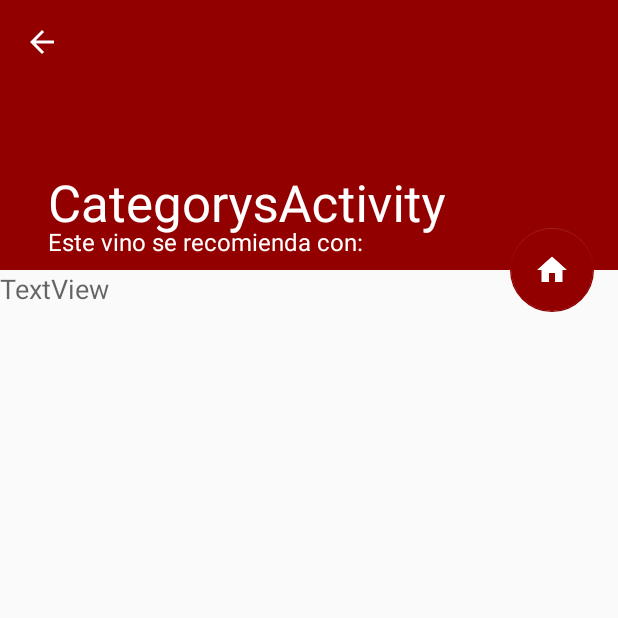
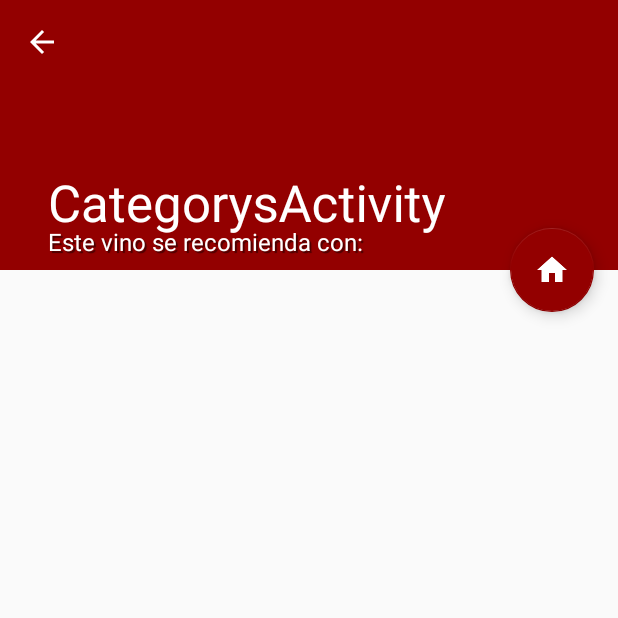
Before and after one commit to mmrapps/MaridajeAndVinos, an Android app: the WineDetail screen opened directly, with no data from a screen before it, on a phone screen of 412 x 824 dp, the top half of it. Run offline under Robolectric (Android 15) with nearby library versions, the phone set to English and light mode, and no system bars; our stand-ins replace Firebase (no records; nobody signed in at launch, a user with empty details on screens opened directly), Picasso; libraries missing offline, so code that uses them is left out: jp.wasabeef.picasso; 3 statements that could not run were skipped.

Commit message:
algunos cambios antes de prueba interna

```diff
--- a/app/build.gradle
+++ b/app/build.gradle
@@ -28,6 +28,8 @@ dependencies {
     implementation 'com.google.firebase:firebase-auth:11.8.0'
     implementation 'com.squareup.picasso:picasso:2.71828'
     implementation 'com.google.firebase:firebase-core:11.8.0'
+    implementation 'jp.wasabeef:picasso-transformations:2.2.1'
+    implementation 'jp.co.cyberagent.android.gpuimage:gpuimage-library:1.4.1'
     testImplementation 'junit:junit:4.12'
     androidTestImplementation 'com.android.support.test:runner:1.0.1'
     androidTestImplementation 'com.android.support.test.espresso:espresso-core:3.0.1'
--- a/app/src/main/AndroidManifest.xml
+++ b/app/src/main/AndroidManifest.xml
@@ -6,7 +6,7 @@
 
     <application
         android:allowBackup="true"
-        android:hardwareAccelerated="false"
+        android:hardwareAccelerated="true"
         android:largeHeap="true"
         android:icon="@mipmap/ic_launcher"
         android:label="@string/app_name"
--- a/app/src/main/java/com/apps/mmr/maridajeandvinos/Activitys/WineDetail.java
+++ b/app/src/main/java/com/apps/mmr/maridajeandvinos/Activitys/WineDetail.java
@@ -31,6 +31,8 @@ import com.google.firebase.storage.FirebaseStorage;
 import com.google.firebase.storage.StorageReference;
 import com.squareup.picasso.Picasso;
 
+import jp.wasabeef.picasso.transformations.BlurTransformation;
+
 
 public class WineDetail extends AppCompatActivity {
     private RecyclerView mRecyclerView;
@@ -48,8 +50,7 @@ public class WineDetail extends AppCompatActivity {
         TextView textHeader = (TextView)findViewById(R.id.toolbar_text);
         textHeader.setText(getHeaderSubtitle());
         setSupportActionBar(toolbar);
-        TextView wineDescription = (TextView)findViewById(R.id.wineDetail);
-        if(bundle != null &&bundle.getString("description") != null) wineDescription.setText(bundle.getString("description"));
+
         final ImageView image = (ImageView) findViewById(R.id.place_image);
 
 
@@ -62,8 +63,8 @@ public class WineDetail extends AppCompatActivity {
                     @Override
                     public void onSuccess(final Uri uri) {
                         Picasso inst = Picasso.get();
-                        inst.setIndicatorsEnabled(true);
-                        inst.load(uri)
+                        //inst.setIndicatorsEnabled(true);
+                        inst.load(uri).transform(new BlurTransformation(getApplicationContext()))
                                 .into(image);}
                 }).addOnFailureListener(new OnFailureListener() {
             @Override
--- a/app/src/main/java/com/apps/mmr/maridajeandvinos/Activitys/WinePerCategory.java
+++ b/app/src/main/java/com/apps/mmr/maridajeandvinos/Activitys/WinePerCategory.java
@@ -17,6 +17,8 @@ import com.google.firebase.database.Query;
 import com.google.firebase.storage.StorageReference;
 import com.squareup.picasso.Picasso;
 
+import jp.wasabeef.picasso.transformations.BlurTransformation;
+
 public class WinePerCategory extends CategoriesActivity {
     private static String lastSelected = "blanco";
 
@@ -31,8 +33,8 @@ public class WinePerCategory extends CategoriesActivity {
                     @Override
                     public void onSuccess(final Uri uri) {
                         Picasso inst = Picasso.get();
-                        inst.setIndicatorsEnabled(true);
-                        inst.load(uri)
+                        //inst.setIndicatorsEnabled(true);
+                        inst.load(uri).transform(new BlurTransformation(getApplicationContext()))
                                 .into(image);}
                 }).addOnFailureListener(new OnFailureListener() {
             @Override
--- a/app/src/main/java/com/apps/mmr/maridajeandvinos/Activitys/WinePerFood.java
+++ b/app/src/main/java/com/apps/mmr/maridajeandvinos/Activitys/WinePerFood.java
@@ -17,6 +17,8 @@ import com.google.firebase.database.Query;
 import com.google.firebase.storage.StorageReference;
 import com.squareup.picasso.Picasso;
 
+import jp.wasabeef.picasso.transformations.BlurTransformation;
+
 public class WinePerFood extends CategoriesActivity {
     @Override
     protected void setToolbarBackground(StorageReference mStorageRef) {
@@ -27,8 +29,8 @@ public class WinePerFood extends CategoriesActivity {
                     @Override
                     public void onSuccess(final Uri uri) {
                         Picasso inst = Picasso.get();
-                        inst.setIndicatorsEnabled(true);
-                        inst.load(uri)
+                        //inst.setIndicatorsEnabled(true);
+                        inst.load(uri).transform(new BlurTransformation(getApplicationContext()))
                                 .into(image);}
                 }).addOnFailureListener(new OnFailureListener() {
             @Override
--- a/app/src/main/java/com/apps/mmr/maridajeandvinos/Adapters/GeneralAdapter.java
+++ b/app/src/main/java/com/apps/mmr/maridajeandvinos/Adapters/GeneralAdapter.java
@@ -86,7 +86,7 @@ public abstract class GeneralAdapter extends RecyclerView.Adapter<GeneralAdapter
 
                         Log.d("abe", uri.toString());
                         Picasso inst = Picasso.get();
-                        inst.setIndicatorsEnabled(true);
+                        //inst.setIndicatorsEnabled(true);
                         inst.load(uri.toString())
                                 .into(holder.cardPhoto);
                         /*GlideApp.with(context)
--- a/app/src/main/res/layout/activity_categories.xml
+++ b/app/src/main/res/layout/activity_categories.xml
@@ -39,6 +39,10 @@
                 android:layout_height="wrap_content"
                 android:layout_gravity="bottom"
                 android:paddingBottom="8dp"
+                android:shadowColor="@color/TransparentGrey"
+                android:shadowDx="2"
+                android:shadowDy="2"
+                android:shadowRadius="0.01"
                 android:paddingLeft="32dp"
                 android:textAlignment="textStart"
                 android:textColor="@android:color/white"
@@ -50,7 +54,7 @@
                 android:layout_width="match_parent"
                 android:layout_height="?attr/actionBarSize"
                 app:layout_collapseMode="pin"
-                app:popupTheme="@style/AppTheme.PopupOverlay"/>
+                app:popupTheme="@style/AppTheme.PopupOverlay" />
 
 
 
--- a/app/src/main/res/layout/activity_wine_detail.xml
+++ b/app/src/main/res/layout/activity_wine_detail.xml
@@ -38,6 +38,10 @@
                 android:layout_gravity="bottom"
                 android:paddingBottom="8dp"
                 android:paddingLeft="32dp"
+                android:shadowColor="@color/TransparentGrey"
+                android:shadowDx="2"
+                android:shadowDy="2"
+                android:shadowRadius="0.01"
                 android:textAlignment="textStart"
                 android:textColor="@android:color/white"
                 android:textSize="16sp"
--- a/app/src/main/res/layout/wine_detail_recycler_content.xml
+++ b/app/src/main/res/layout/wine_detail_recycler_content.xml
@@ -10,13 +10,6 @@
     tools:context="com.apps.mmr.maridajeandvinos.Activitys.WineDetail"
     tools:showIn="@layout/activity_wine_detail">
 
-    <TextView
-        android:id="@+id/wineDetail"
-        android:layout_width="match_parent"
-        android:layout_height="wrap_content"
-        android:text="TextView"
-        android:textAppearance="@android:style/TextAppearance.Material.Medium" />
-
     <android.support.v7.widget.RecyclerView
         android:id="@+id/recycler_view_wine_detail"
         android:layout_width="match_parent"
--- a/app/src/main/res/values/styles.xml
+++ b/app/src/main/res/values/styles.xml
@@ -26,5 +26,9 @@
         <item name="android:shadowRadius">0.01</item>
     </style>
 
+    <style name="toolbar_text_appearence" parent="@style/Base.TextAppearance.AppCompat.Title">
+        <item name="android:textSize">18sp</item>
+    </style>
+
 
 </resources>
```
Also changed, not shown: app/src/main/java/com/apps/mmr/maridajeandvinos/Activitys/FoodCategories.java (+7 -1 lines), app/src/main/java/com/apps/mmr/maridajeandvinos/Activitys/FoodPerCategory.java (+5 -2 lines), app/src/main/java/com/apps/mmr/maridajeandvinos/Activitys/WineCategories.java (+7 -1 lines).
